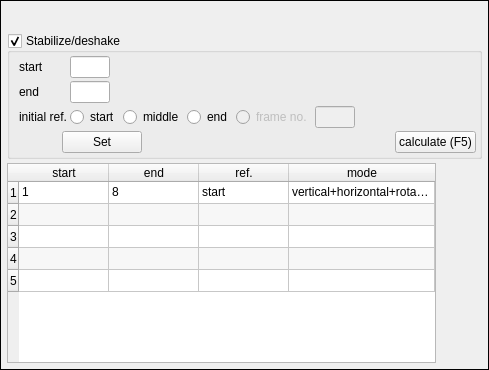
JepEtau/mco, file tools/video_editor/ui/ui_widget_stabilize.ui: the form before one commit.
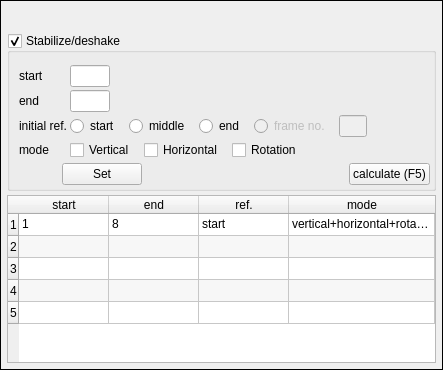
The form after the commit. Icons and pictures are not drawn.

Patch:
```diff
--- a/tools/video_editor/ui/ui_widget_stabilize.ui
+++ b/tools/video_editor/ui/ui_widget_stabilize.ui
@@ -6,7 +6,7 @@
    <rect>
     <x>0</x>
     <y>0</y>
-    <width>489</width>
+    <width>443</width>
     <height>370</height>
    </rect>
   </property>
@@ -95,7 +95,7 @@
          </widget>
         </item>
         <item>
-         <widget class="QPushButton" name="pushButton_save">
+         <widget class="QPushButton" name="pushButton_guidelines">
           <property name="sizePolicy">
            <sizepolicy hsizetype="Maximum" vsizetype="Maximum">
             <horstretch>0</horstretch>
@@ -113,7 +113,7 @@
             <normaloff>icons/purple/save.svg</normaloff>icons/purple/save.svg</iconset>
           </property>
           <property name="checkable">
-           <bool>false</bool>
+           <bool>true</bool>
           </property>
           <property name="autoDefault">
            <bool>false</bool>
@@ -153,6 +153,35 @@
           </property>
          </widget>
         </item>
+        <item>
+         <widget class="QPushButton" name="pushButton_save">
+          <property name="sizePolicy">
+           <sizepolicy hsizetype="Maximum" vsizetype="Maximum">
+            <horstretch>0</horstretch>
+            <verstretch>0</verstretch>
+           </sizepolicy>
+          </property>
+          <property name="focusPolicy">
+           <enum>Qt::NoFocus</enum>
+          </property>
+          <property name="text">
+           <string/>
+          </property>
+          <property name="icon">
+           <iconset>
+            <normaloff>icons/purple/save.svg</normaloff>icons/purple/save.svg</iconset>
+          </property>
+          <property name="checkable">
+           <bool>false</bool>
+          </property>
+          <property name="autoDefault">
+           <bool>false</bool>
+          </property>
+          <property name="flat">
+           <bool>true</bool>
+          </property>
+         </widget>
+        </item>
         <item>
          <spacer name="horizontalSpacer">
           <property name="orientation">
@@ -217,7 +246,7 @@
           <number>9</number>
          </property>
          <property name="topMargin">
-          <number>3</number>
+          <number>12</number>
          </property>
          <property name="rightMargin">
           <number>3</number>
@@ -321,6 +350,9 @@
            </item>
            <item row="2" column="3">
             <layout class="QHBoxLayout" name="horizontalLayout_4">
+             <property name="spacing">
+              <number>9</number>
+             </property>
              <item>
               <widget class="QRadioButton" name="radioButton_4">
                <property name="focusPolicy">
@@ -489,6 +521,54 @@
              </item>
             </layout>
            </item>
+           <item row="3" column="0">
+            <widget class="QLabel" name="label_5">
+             <property name="text">
+              <string>mode</string>
+             </property>
+            </widget>
+           </item>
+           <item row="3" column="3">
+            <layout class="QHBoxLayout" name="horizontalLayout_6">
+             <property name="spacing">
+              <number>9</number>
+             </property>
+             <item>
+              <widget class="QCheckBox" name="checkBox_vertical">
+               <property name="text">
+                <string>Vertical</string>
+               </property>
+              </widget>
+             </item>
+             <item>
+              <widget class="QCheckBox" name="checkBox_horizontal">
+               <property name="text">
+                <string>Horizontal</string>
+               </property>
+              </widget>
+             </item>
+             <item>
+              <widget class="QCheckBox" name="checkBox_rotation">
+               <property name="text">
+                <string>Rotation</string>
+               </property>
+              </widget>
+             </item>
+             <item>
+              <spacer name="horizontalSpacer_6">
+               <property name="orientation">
+                <enum>Qt::Horizontal</enum>
+               </property>
+               <property name="sizeHint" stdset="0">
+                <size>
+                 <width>40</width>
+                 <height>20</height>
+                </size>
+               </property>
+              </spacer>
+             </item>
+            </layout>
+           </item>
           </layout>
          </item>
          <item>
```
Left out of the diff: 159 changed lines with no effect on the pictures.
